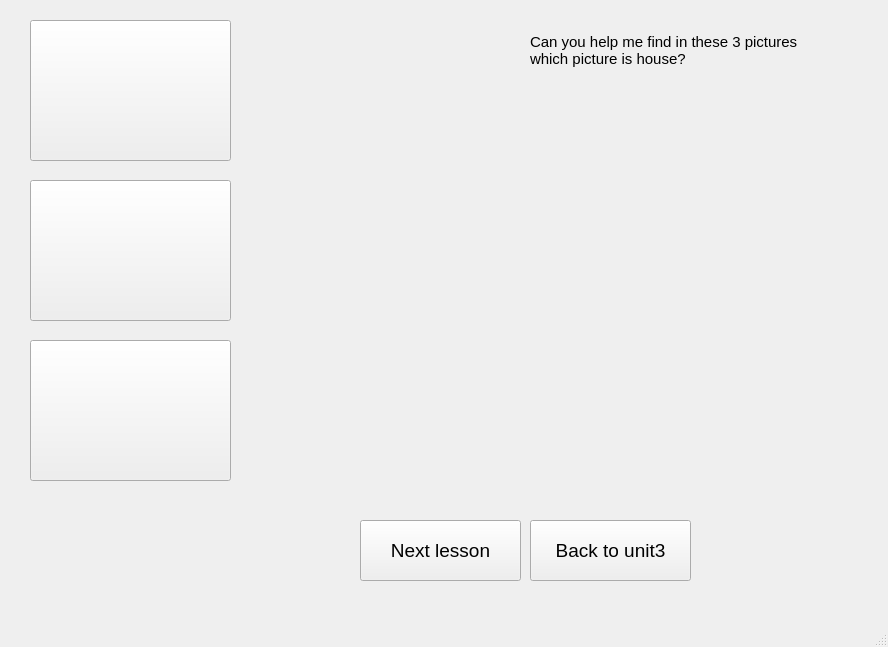
This is SPCK/Gui/house4.ui in trongphuc1/TL-C4K-PTI01- as Qt 5 draws it before an edit. The edited form follows.
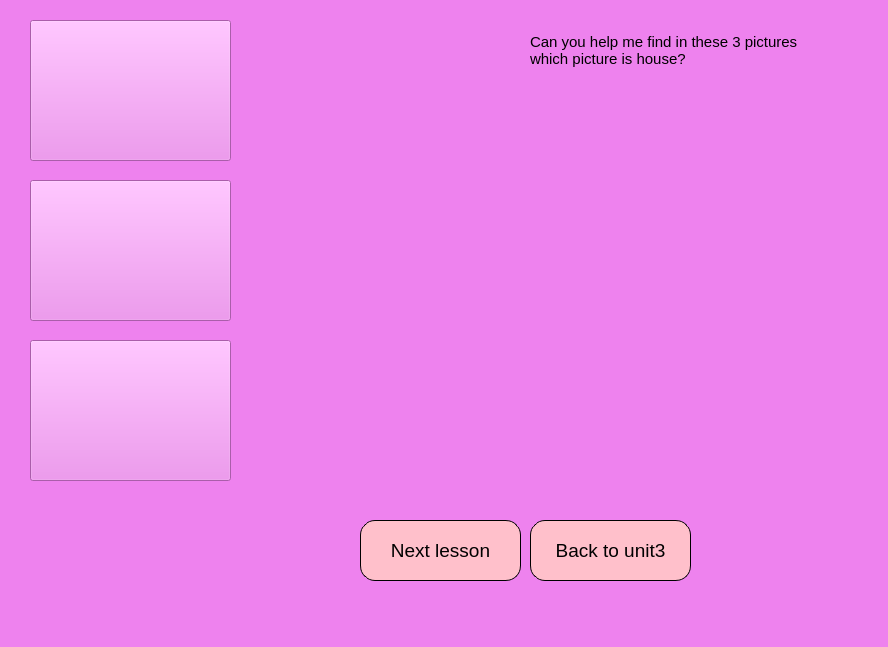
This is the edited form. Icons and pictures are not drawn.

The edit to the form file:
```diff
--- a/SPCK/Gui/house4.ui
+++ b/SPCK/Gui/house4.ui
@@ -13,6 +13,10 @@
   <property name="windowTitle">
    <string>MainWindow</string>
   </property>
+  <property name="styleSheet">
+   <string notr="true">
+    background-color:violet;</string>
+  </property>
   <widget class="QWidget" name="centralwidget">
    <widget class="QLabel" name="label_3">
     <property name="geometry">
@@ -135,6 +139,12 @@
       <pointsize>14</pointsize>
      </font>
     </property>
+    <property name="styleSheet">
+     <string notr="true">    border-radius: 15px;
+    border: 1px solid black;
+    padding: 5px;
+    background-color:pink;</string>
+    </property>
     <property name="text">
      <string>Next lesson</string>
     </property>
@@ -153,6 +163,12 @@
       <pointsize>14</pointsize>
      </font>
     </property>
+    <property name="styleSheet">
+     <string notr="true">    border-radius: 15px;
+    border: 1px solid black;
+    padding: 5px;
+    background-color:pink;</string>
+    </property>
     <property name="text">
      <string>Back to unit3</string>
     </property>
```
Left out of the diff: 10 changed lines with no effect on the pictures.
